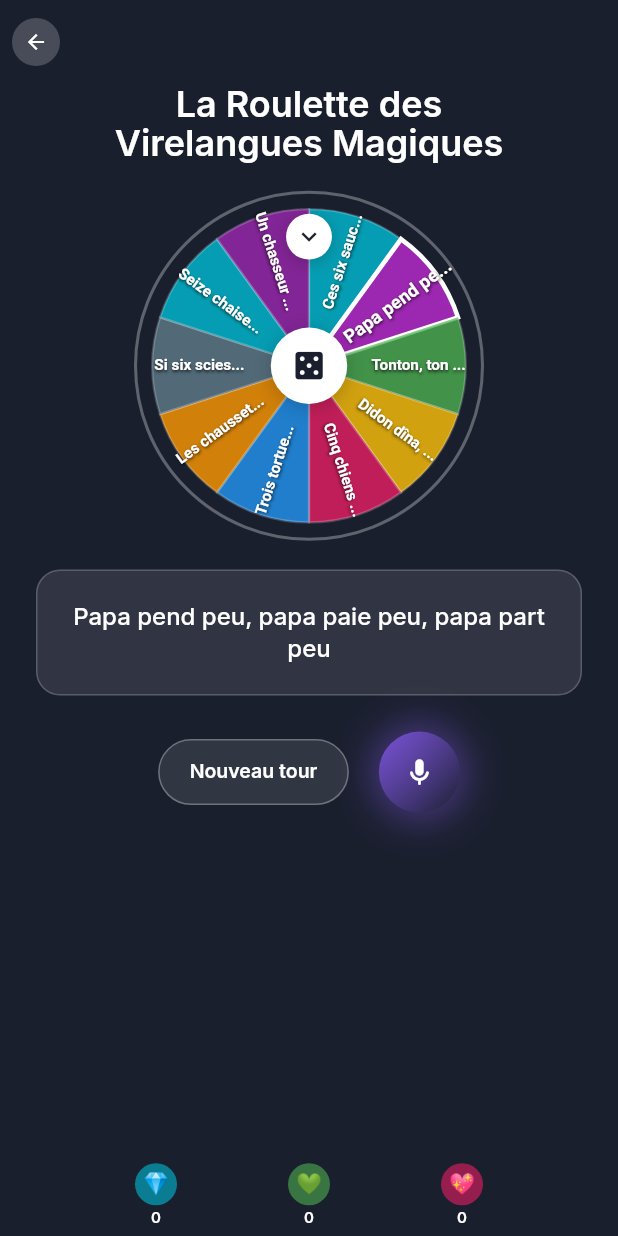
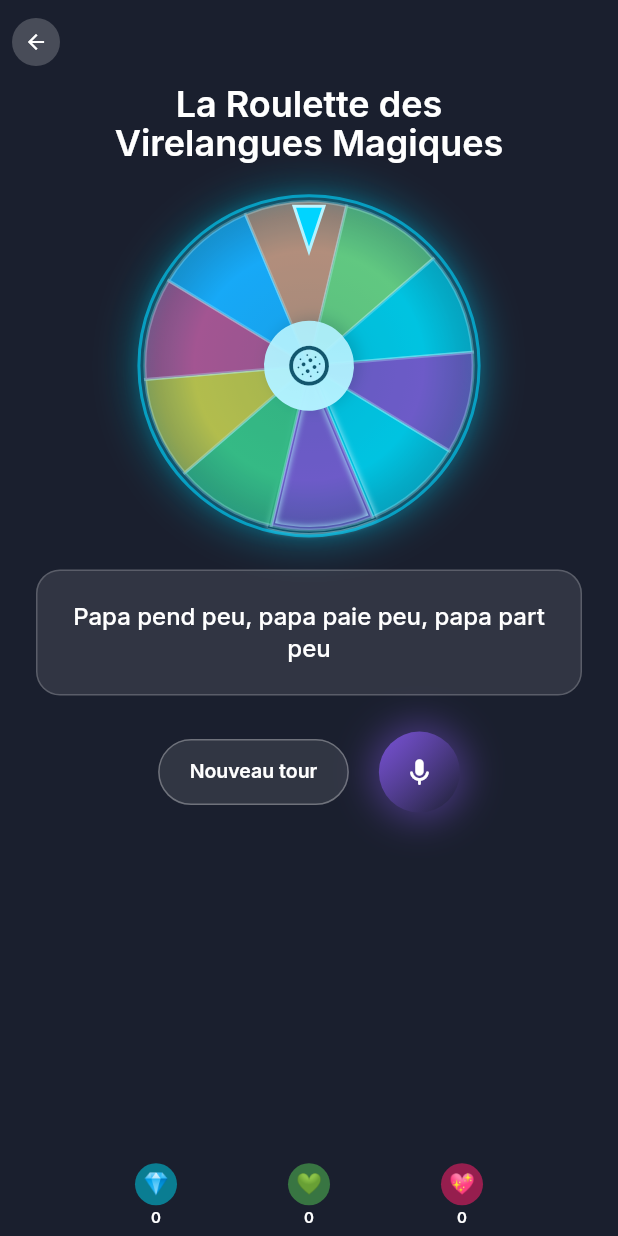
Before and after one commit to gramyfied/Eloquence, a Flutter app: the VirelangueRouletteScreen screen opened by its route, after a tap on "Nouveau tour", on a phone screen of 412 x 824 dp. Run offline on Flutter 3.47's test engine with Material 3 defaults, Android fonts, the phone set to English and light mode, and no system bars; our stand-ins replace dartz, device_info_plus, equatable, flutter_dotenv, flutter_riverpod, go_router and 7 more; missing offline and left inert: audio_session, flutter_sound, flutter_webrtc, livekit_client, volume_controller; accounts and stored records are empty; statements that could not run were skipped; project files that could hold a hidden picture were left out.

Commit message:
feat: Animation de roulette 60fps fonctionnelle - La roue tourne avec animation fluide quand on clique sur 'Nouveau tour' grâce au système de clé globale et à la méthode startSpin() publique

```diff
--- a/frontend/flutter_app/lib/features/confidence_boost/presentation/screens/virelangue_roulette_screen.dart
+++ b/frontend/flutter_app/lib/features/confidence_boost/presentation/screens/virelangue_roulette_screen.dart
@@ -6,6 +6,7 @@ import '../../domain/entities/virelangue_models.dart';
 import '../providers/virelangue_exercise_provider.dart';
 import '../widgets/animated_microphone_button.dart';
 import '../widgets/virelangue_wheel.dart';
+import '../widgets/spinning_wheel_60fps.dart';
 import '../widgets/virelangue_result_panel.dart';
 import '../theme/virelangue_roulette_theme.dart';
 
@@ -28,6 +29,9 @@ class _VirelangueRouletteScreenState
   // S'assurer que la session est démarrée une seule fois.
   bool _sessionInitialized = false;
   bool _isWheelSpinning = false;
+
+  // Clé globale pour contrôler la roue 60fps
+  final GlobalKey<SpinningWheel60fpsState> _wheelKey = GlobalKey<SpinningWheel60fpsState>();
 
   @override
   void initState() {
@@ -60,7 +64,7 @@ class _VirelangueRouletteScreenState
     super.dispose();
   }
 
-  /// Fait tourner la roue avec animation et sélectionne un virelangue
+  /// Fait tourner la roue avec animation 60fps et sélectionne un virelangue
   Future<void> _spinWheelAndSelectVirelangue(VirelangueExerciseNotifier notifier) async {
     if (_isWheelSpinning) return;
 
@@ -68,15 +72,16 @@ class _VirelangueRouletteScreenState
       _isWheelSpinning = true;
     });
 
-    // Démarrer l'animation de rotation
-    _rotationController.reset();
-    _rotationController.forward();
+    // Déclencher l'animation de la roulette 60fps
+    _wheelKey.currentState?.startSpin();
 
-    // Attendre un petit délai puis sélectionner le virelangue
-    await Future.delayed(const Duration(milliseconds: 500));
+    // Attendre un délai réaliste puis sélectionner le virelangue
+    await Future.delayed(const Duration(milliseconds: 2000)); // Délai pour l'animation 60fps
 
     // Sélectionner un nouveau virelangue (logique du provider)
     await notifier.spinWheelForNewVirelangue();
+
+    // L'état _isWheelSpinning sera mis à false par onSpinComplete
   }
 
   @override
@@ -202,19 +207,17 @@ class _VirelangueRouletteScreenState
 
           SizedBox(height: availableHeight * 0.03), // 3% de l'espace disponible
 
-          // Roue centrale avec animation
-          AnimatedBuilder(
-            animation: _rotationAnimation,
-            builder: (context, child) {
-              return Transform.rotate(
-                angle: _rotationAnimation.value * 2 * 3.14159,
-                child: VirelangueWheel(
-                  virelangues: state.availableVirelangues,
-                  selectedVirelangue: state.currentVirelangue,
-                  rotationAnimation: _rotationController,
-                  size: (availableHeight * 0.32).clamp(180.0, 260.0), // Réduit la taille
-                ),
-              );
+          // Roue centrale avec animation 60fps
+          SpinningWheel60fps(
+            key: _wheelKey,
+            virelangues: state.availableVirelangues,
+            targetVirelangue: state.currentVirelangue,
+            autoSpin: false, // Ne démarre jamais automatiquement
+            size: (availableHeight * 0.32).clamp(180.0, 260.0),
+            onSpinComplete: () {
+              setState(() {
+                _isWheelSpinning = false;
+              });
             },
           ),
 
@@ -390,7 +393,7 @@ class _VirelangueRouletteScreenState
                 color: Colors.transparent,
                 child: InkWell(
                   borderRadius: BorderRadius.circular(22),
-                  onTap: () => notifier.spinWheelForNewVirelangue(),
+                  onTap: () => _spinWheelAndSelectVirelangue(notifier),
                   child: Center(
                     child: Text(
                       'Nouveau tour',
--- /dev/null
+++ b/frontend/flutter_app/lib/features/confidence_boost/presentation/widgets/spinning_wheel_60fps.dart
@@ -0,0 +1,536 @@
+import 'dart:math' as math;
+import 'package:flutter/material.dart';
+import 'package:flutter/scheduler.dart';
+
+import '../../domain/entities/virelangue_models.dart';
+import '../theme/virelangue_roulette_theme.dart';
+
+/// Widget de roulette animée 60fps qui tourne et tombe sur un virelangue
+/// Animation réaliste avec décélération et arrêt précis
+class SpinningWheel60fps extends StatefulWidget {
+  final List<Virelangue> virelangues;
+  final Virelangue? targetVirelangue;
+  final VoidCallback? onSpinComplete;
+  final double size;
+  final bool autoSpin;
+
+  const SpinningWheel60fps({
+    super.key,
+    required this.virelangues,
+    this.targetVirelangue,
+    this.onSpinComplete,
+    this.size = 280,
+    this.autoSpin = false,
+  });
+
+  @override
+  State<SpinningWheel60fps> createState() => SpinningWheel60fpsState();
+}
+
+class SpinningWheel60fpsState extends State<SpinningWheel60fps>
+    with TickerProviderStateMixin {
+
+  late AnimationController _spinController;
+  late Animation<double> _spinAnimation;
+  late Ticker _ticker;
+
+  double _currentRotation = 0.0;
+  bool _isSpinning = false;
+  int? _targetSegmentIndex;
+
+  // Paramètres d'animation réalistes
+  static const int _totalSpins = 5; // Nombre de tours complets
+  static const double _decelerationFactor = 0.3; // Facteur de décélération
+  static const Duration _spinDuration = Duration(milliseconds: 3500); // 3.5 secondes
+
+  @override
+  void initState() {
+    super.initState();
+
+    _spinController = AnimationController(
+      duration: _spinDuration,
+      vsync: this,
+    );
+
+    // Animation avec courbe de décélération réaliste
+    _spinAnimation = Tween<double>(
+      begin: 0.0,
+      end: 1.0,
+    ).animate(CurvedAnimation(
+      parent: _spinController,
+      curve: Curves.easeOutExpo, // Courbe de décélération naturelle
+    ));
+
+    _spinController.addStatusListener((status) {
+      if (status == AnimationStatus.completed) {
+        setState(() {
+          _isSpinning = false;
+        });
+        widget.onSpinComplete?.call();
+      }
+    });
+
+    // Démarrage automatique si demandé
+    if (widget.autoSpin) {
+      WidgetsBinding.instance.addPostFrameCallback((_) {
+        startSpin();
+      });
+    }
+  }
+
+  @override
+  void didUpdateWidget(covariant SpinningWheel60fps oldWidget) {
+    super.didUpdateWidget(oldWidget);
+
+    if (widget.targetVirelangue != oldWidget.targetVirelangue) {
+      _calculateTargetSegment();
+    }
+  }
+
+  @override
+  void dispose() {
+    _spinController.dispose();
+    super.dispose();
+  }
+
+  /// Calcule l'index du segment cible
+  void _calculateTargetSegment() {
+    if (widget.targetVirelangue != null && widget.virelangues.isNotEmpty) {
+      _targetSegmentIndex = widget.virelangues.indexWhere(
+        (v) => v.id == widget.targetVirelangue!.id,
+      );
+      if (_targetSegmentIndex == -1) {
+        _targetSegmentIndex = 0; // Fallback au premier segment
+      }
+    } else {
+      _targetSegmentIndex = math.Random().nextInt(widget.virelangues.length);
+    }
+  }
+
+  /// Démarre l'animation de rotation 60fps (méthode publique)
+  void startSpin() {
+    if (_isSpinning || widget.virelangues.isEmpty) return;
+
+    _calculateTargetSegment();
+
+    setState(() {
+      _isSpinning = true;
+    });
+
+    // Calcul de la rotation finale pour tomber sur le bon segment
+    final segmentAngle = 2 * math.pi / widget.virelangues.length;
+    final targetAngle = (_targetSegmentIndex ?? 0) * segmentAngle;
+
+    // Animation avec rotations multiples + angle cible précis
+    final totalRotation = (_totalSpins * 2 * math.pi) + (2 * math.pi - targetAngle);
+
+    _spinAnimation = Tween<double>(
+      begin: _currentRotation,
+      end: _currentRotation + totalRotation,
+    ).animate(CurvedAnimation(
+      parent: _spinController,
+      curve: Curves.easeOutExpo,
+    ));
+
+    _spinController.forward(from: 0);
+  }
+
+  /// Force l'arrêt de la roulette
+  void stopSpin() {
+    if (!_isSpinning) return;
+
+    _spinController.stop();
+    setState(() {
+      _isSpinning = false;
+      _currentRotation = _spinAnimation.value;
+    });
+  }
+
+  @override
+  Widget build(BuildContext context) {
+    return GestureDetector(
+      onTap: () {
+        if (!_isSpinning) {
+          startSpin();
+        }
+      },
+      child: Container(
+        width: widget.size,
+        height: widget.size,
+        child: Stack(
+          alignment: Alignment.center,
+          children: [
+            // Roulette principale avec animation
+            AnimatedBuilder(
+              animation: _spinAnimation,
+              builder: (context, child) {
+                final rotation = _isSpinning ? _spinAnimation.value : _currentRotation;
+
+                return Transform.rotate(
+                  angle: rotation,
+                  child: Container(
+                    width: widget.size,
+                    height: widget.size,
+                    decoration: BoxDecoration(
+                      shape: BoxShape.circle,
+                      gradient: RadialGradient(
+                        colors: [
+                          VirelangueRouletteTheme.navyBackground,
+                          VirelangueRouletteTheme.navyBackground.withOpacity(0.8),
+                        ],
+                      ),
+                      boxShadow: [
+                        BoxShadow(
+                          color: Colors.black.withOpacity(0.3),
+                          blurRadius: 15,
+                          offset: const Offset(0, 8),
+                        ),
+                      ],
+                    ),
+                    child: CustomPaint(
+                      painter: RealisticWheelPainter(
+                        virelangues: widget.virelangues,
+                        targetVirelangue: widget.targetVirelangue,
+                        isSpinning: _isSpinning,
+                      ),
+                    ),
+                  ),
+                );
+              },
+            ),
+
+            // Pointeur de sélection (triangle cyan en haut)
+            _buildRealisticPointer(),
+
+            // Centre de la roulette avec icône
+            _buildWheelCenter(),
+
+            // Effets de particules lors du spin
+            if (_isSpinning) _buildSpinEffects(),
+          ],
+        ),
+      ),
+    );
+  }
+
+  /// Construit le pointeur triangulaire réaliste
+  Widget _buildRealisticPointer() {
+    return Positioned(
+      top: 8,
+      child: Container(
+        width: 40,
+        height: 30,
+        child: CustomPaint(
+          painter: TrianglePointerPainter(),
+        ),
+      ),
+    );
+  }
+
+  /// Centre de la roulette avec animation
+  Widget _buildWheelCenter() {
+    return AnimatedBuilder(
+      animation: _spinAnimation,
+      builder: (context, child) {
+        return Transform.rotate(
+          angle: -(_isSpinning ? _spinAnimation.value : _currentRotation),
+          child: Container(
+            width: 60,
+            height: 60,
+            decoration: BoxDecoration(
+              shape: BoxShape.circle,
+              gradient: LinearGradient(
+                colors: [
+                  Colors.white,
+                  Colors.white.withOpacity(0.9),
+                ],
+                begin: Alignment.topLeft,
+                end: Alignment.bottomRight,
+              ),
+              boxShadow: [
+                BoxShadow(
+                  color: Colors.black.withOpacity(0.2),
+                  blurRadius: 8,
+                  offset: const Offset(0, 4),
+                ),
+              ],
+            ),
+            child: Icon(
+              _isSpinning ? Icons.blur_circular : Icons.casino,
+              color: VirelangueRouletteTheme.navyBackground,
+              size: _isSpinning ? 32 : 28,
+            ),
+          ),
+        );
+      },
+    );
+  }
+
+  /// Effets visuels pendant le spin
+  Widget _buildSpinEffects() {
+    return AnimatedBuilder(
+      animation: _spinAnimation,
+      builder: (context, child) {
+        return Container(
+          width: widget.size + 20,
+          height: widget.size + 20,
+          decoration: BoxDecoration(
+            shape: BoxShape.circle,
+            border: Border.all(
+              color: VirelangueRouletteTheme.cyanPrimary.withOpacity(0.6),
+              width: 2,
+            ),
+            boxShadow: [
+              BoxShadow(
+                color: VirelangueRouletteTheme.cyanPrimary.withOpacity(0.3),
+                blurRadius: 20,
+                spreadRadius: 5,
+              ),
+            ],
+          ),
+        );
+      },
+    );
+  }
+}
+
+/// Painter pour le triangle pointeur
+class TrianglePointerPainter extends CustomPainter {
+  @override
+  void paint(Canvas canvas, Size size) {
+    final paint = Paint()
+      ..color = VirelangueRouletteTheme.cyanPrimary
+      ..style = PaintingStyle.fill;
+
+    final path = Path();
+    path.moveTo(size.width / 2, size.height);
+    path.lineTo(size.width / 4, 0);
+    path.lineTo(3 * size.width / 4, 0);
+    path.close();
+
+    canvas.drawPath(path, paint);
+
+    // Contour blanc
+    final strokePaint = Paint()
+      ..color = Colors.white
+      ..style = PaintingStyle.stroke
+      ..strokeWidth = 2;
+
+    canvas.drawPath(path, strokePaint);
+  }
+
+  @override
+  bool shouldRepaint(covariant CustomPainter oldDelegate) => false;
+}
+
+/// Painter réaliste pour la roulette avec segments colorés
+class RealisticWheelPainter extends CustomPainter {
+  final List<Virelangue> virelangues;
+  final Virelangue? targetVirelangue;
+  final bool isSpinning;
+
+  // Palette de couleurs vibrantes inspirée de l'image
+  static const List<Color> wheelColors = [
+    Color(0xFF00BCD4), // Cyan
+    Color(0xFF9C27B0), // Violet
+    Color(0xFF4CAF50), // Vert
+    Color(0xFFFFB300), // Ambre
+    Color(0xFFE91E63), // Rose
+    Color(0xFF2196F3), // Bleu
+    Color(0xFFFF7043), // Orange profond
+    Color(0xFF8BC34A), // Vert clair
+  ];
+
+  const RealisticWheelPainter({
+    required this.virelangues,
+    this.targetVirelangue,
+    this.isSpinning = false,
+  });
+
+  @override
+  void paint(Canvas canvas, Size size) {
+    if (virelangues.isEmpty) return;
+
+    final center = Offset(size.width / 2, size.height / 2);
+    final radius = size.width / 2 - 5;
+    final segmentAngle = 2 * math.pi / virelangues.length;
+
+    for (int i = 0; i < virelangues.length; i++) {
+      final virelangue = virelangues[i];
+      final startAngle = i * segmentAngle - math.pi / 2;
+      final isTarget = targetVirelangue?.id == virelangue.id;
+
+      // Dessiner le segment avec effet de brillance
+      _drawEnhancedSegment(
+        canvas,
+        center,
+        radius,
+        startAngle,
+        segmentAngle,
+        i,
+        isTarget,
+      );
+
+      // Dessiner le texte avec effet de lisibilité
+      if (!isSpinning) {
+        _drawSegmentText(
+          canvas,
+          center,
+          radius,
+          startAngle,
+          segmentAngle,
+          virelangue,
+          isTarget,
+        );
+      }
+    }
+
+    // Contour extérieur brillant
+    _drawOuterGlow(canvas, center, radius);
+  }
+
+  /// Dessine un segment avec effets visuels améliorés
+  void _drawEnhancedSegment(
+    Canvas canvas,
+    Offset center,
+    double radius,
+    double startAngle,
+    double segmentAngle,
+    int index,
+    bool isTarget,
+  ) {
+    final baseColor = wheelColors[index % wheelColors.length];
+
+    // Gradient radial pour l'effet de profondeur
+    final gradient = RadialGradient(
+      center: Alignment.center,
+      colors: [
+        baseColor.withOpacity(0.9),
+        baseColor,
+        baseColor.withOpacity(0.7),
+      ],
+      stops: const [0.0, 0.7, 1.0],
+    );
+
+    final paint = Paint()
+      ..shader = gradient.createShader(
+        Rect.fromCircle(center: center, radius: radius),
+      );
+
+    final path = Path();
+    path.moveTo(center.dx, center.dy);
+    path.arcTo(
+      Rect.fromCircle(center: center, radius: radius),
+      startAngle,
+      segmentAngle,
+      false,
+    );
+    path.close();
+
+    canvas.drawPath(path, paint);
+
+    // Contour entre segments
+    final strokePaint = Paint()
+      ..style = PaintingStyle.stroke
+      ..color = Colors.white.withOpacity(0.3)
+      ..strokeWidth = 2;
+
+    canvas.drawPath(path, strokePaint);
+
+    // Surbrillance pour le segment cible
+    if (isTarget) {
+      final highlightPaint = Paint()
+        ..style = PaintingStyle.stroke
+        ..color = Colors.white
+        ..strokeWidth = 4
+        ..maskFilter = const MaskFilter.blur(BlurStyle.outer, 2);
+
+      canvas.drawPath(path, highlightPaint);
+    }
+  }
+
+  /// Dessine le texte sur les segments
+  void _drawSegmentText(
+    Canvas canvas,
+    Offset center,
+    double radius,
+    double startAngle,
+    double segmentAngle,
+    Virelangue virelangue,
+    bool isTarget,
+  ) {
+    final textAngle = startAngle + segmentAngle / 2;
+    final textRadius = radius * 0.65;
+
+    final textX = center.dx + math.cos(textAngle) * textRadius;
+    final textY = center.dy + math.sin(textAngle) * textRadius;
+
+    // Texte tronqué et stylisé
+    final truncatedText = _truncateText(virelangue.text, 12);
+
+    final textPainter = TextPainter(
+      text: TextSpan(
+        text: truncatedText,
+        style: TextStyle(
+          color: Colors.white,
+          fontWeight: isTarget ? FontWeight.bold : FontWeight.w600,
+          fontSize: isTarget ? 13 : 11,
+          shadows: [
+            Shadow(
+              color: Colors.black.withOpacity(0.8),
+              blurRadius: 3,
+              offset: const Offset(1, 1),
+            ),
+          ],
+        ),
+      ),
+      textAlign: TextAlign.center,
+      textDirection: TextDirection.ltr,
+      maxLines: 2,
+    );
+
+    textPainter.layout(maxWidth: radius * 0.4);
+
+    // Rotation du texte pour lisibilité
+    canvas.save();
+    canvas.translate(textX, textY);
+
+    double textRotation = textAngle;
+    if (textAngle > math.pi / 2 && textAngle < 3 * math.pi / 2) {
+      textRotation += math.pi;
+    }
+
+    canvas.rotate(textRotation);
+
+    textPainter.paint(
+      canvas,
+      Offset(-textPainter.width / 2, -textPainter.height / 2),
+    );
+
+    canvas.restore();
+  }
+
+  /// Dessine l'effet de brillance extérieur
+  void _drawOuterGlow(Canvas canvas, Offset center, double radius) {
+    final glowPaint = Paint()
+      ..style = PaintingStyle.stroke
+      ..color = VirelangueRouletteTheme.cyanPrimary.withOpacity(0.4)
+      ..strokeWidth = 3
+      ..maskFilter = const MaskFilter.blur(BlurStyle.normal, 5);
+
+    canvas.drawCircle(center, radius + 2, glowPaint);
+  }
+
+  /// Tronque le texte si nécessaire
+  String _truncateText(String text, int maxLength) {
+    if (text.length <= maxLength) return text;
+    return '${text.substring(0, maxLength - 2)}..';
+  }
+
+  @override
+  bool shouldRepaint(covariant RealisticWheelPainter oldDelegate) {
+    return oldDelegate.virelangues != virelangues ||
+           oldDelegate.targetVirelangue != targetVirelangue ||
+           oldDelegate.isSpinning != isSpinning;
+  }
+}
```
